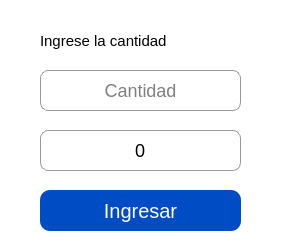
Before: the Qt Designer form ui/IngresarCantidad.ui in Moises024/sistema_de_caja, drawn with Qt 5.
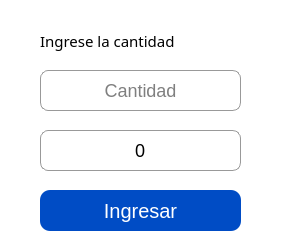
After: the same form once the commit is applied. Icons and pictures are not drawn.

Diff of the .ui file:
```diff
--- a/ui/IngresarCantidad.ui
+++ b/ui/IngresarCantidad.ui
@@ -50,6 +50,15 @@
      <height>41</height>
     </rect>
    </property>
+   <property name="font">
+    <font>
+     <family>Dubai</family>
+     <pointsize>17</pointsize>
+     <weight>9</weight>
+     <italic>false</italic>
+     <bold>false</bold>
+    </font>
+   </property>
    <property name="styleSheet">
     <string notr="true">font-size: 15px;
 font: 75 20pt &quot;Dubai&quot;;</string>
```
Left out of the diff: 2 changed lines with no effect on the pictures.
